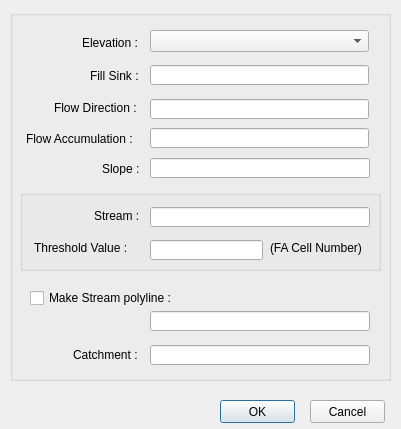
The window that Batch_Processor_dialog_base.ui (drphipps/Drainage) describes before a commit, drawn with Qt 5.
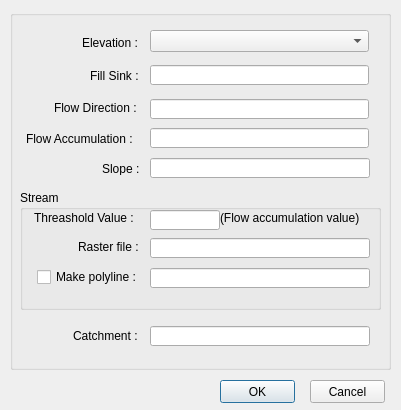
The same window after the commit.

```diff
--- a/Batch_Processor_dialog_base.ui
+++ b/Batch_Processor_dialog_base.ui
@@ -7,7 +7,7 @@
     <x>0</x>
     <y>0</y>
     <width>401</width>
-    <height>429</height>
+    <height>410</height>
    </rect>
   </property>
   <property name="sizePolicy">
@@ -23,7 +23,7 @@
    <property name="geometry">
     <rect>
      <x>220</x>
-     <y>400</y>
+     <y>380</y>
      <width>75</width>
      <height>23</height>
     </rect>
@@ -36,7 +36,7 @@
    <property name="geometry">
     <rect>
      <x>310</x>
-     <y>400</y>
+     <y>380</y>
      <width>75</width>
      <height>23</height>
     </rect>
@@ -51,7 +51,7 @@
      <x>10</x>
      <y>10</y>
      <width>381</width>
-     <height>371</height>
+     <height>360</height>
     </rect>
    </property>
    <property name="title">
@@ -178,18 +178,18 @@
       <x>10</x>
       <y>180</y>
       <width>361</width>
-      <height>81</height>
+      <height>120</height>
      </rect>
     </property>
     <property name="title">
-     <string/>
+     <string>Stream</string>
     </property>
     <widget class="QLineEdit" name="txtCellValue">
      <property name="geometry">
       <rect>
        <x>130</x>
-       <y>50</y>
-       <width>113</width>
+       <y>20</y>
+       <width>70</width>
        <height>20</height>
       </rect>
      </property>
@@ -198,33 +198,33 @@
      <property name="geometry">
       <rect>
        <x>14</x>
-       <y>50</y>
+       <y>20</y>
        <width>120</width>
        <height>16</height>
       </rect>
      </property>
      <property name="text">
-      <string>Threshold Value : </string>
+      <string>Threashold Value : </string>
      </property>
     </widget>
     <widget class="QLabel" name="label_6">
      <property name="geometry">
       <rect>
-       <x>250</x>
-       <y>50</y>
-       <width>101</width>
+       <x>200</x>
+       <y>20</y>
+       <width>150</width>
        <height>16</height>
       </rect>
      </property>
      <property name="text">
-      <string>(FA Cell Number)</string>
+      <string>(Flow accumulation value)</string>
      </property>
     </widget>
     <widget class="QLineEdit" name="txtStream">
      <property name="geometry">
       <rect>
        <x>130</x>
-       <y>17</y>
+       <y>48</y>
        <width>220</width>
        <height>20</height>
       </rect>
@@ -233,16 +233,31 @@
     <widget class="QLabel" name="label_9">
      <property name="geometry">
       <rect>
-       <x>74</x>
-       <y>20</y>
-       <width>56</width>
+       <x>58</x>
+       <y>51</y>
+       <width>70</width>
        <height>12</height>
       </rect>
      </property>
      <property name="text">
-      <string>Stream : </string>
+      <string>Raster file : </string>
      </property>
     </widget>
+    <widget class="QCheckBox" name="chkStream">
+     <property name="enabled">
+      <bool>true</bool>
+     </property>
+     <property name="geometry">
+      <rect>
+       <x>17</x>
+       <y>79</y>
+       <width>110</width>
+       <height>16</height>
+      </rect>
+     </property>
+     <property name="text">
+      <string>Make polyline : </string>
+     </property>
    </widget>
    <widget class="QLineEdit" name="txtStreamVector">
     <property name="enabled">
@@ -250,8 +265,8 @@
     </property>
     <property name="geometry">
      <rect>
-      <x>140</x>
-      <y>301</y>
+       <x>130</x>
+       <y>78</y>
       <width>220</width>
       <height>20</height>
      </rect>
@@ -260,27 +275,12 @@
      <bool>false</bool>
     </property>
    </widget>
-   <widget class="QCheckBox" name="chkStream">
-    <property name="enabled">
-     <bool>true</bool>
-    </property>
-    <property name="geometry">
-     <rect>
-      <x>20</x>
-      <y>280</y>
-      <width>171</width>
-      <height>16</height>
-     </rect>
-    </property>
-    <property name="text">
-     <string>Make Stream polyline : </string>
-    </property>
    </widget>
    <widget class="QLineEdit" name="txtCatchment">
     <property name="geometry">
      <rect>
       <x>140</x>
-      <y>335</y>
+      <y>316</y>
       <width>220</width>
       <height>20</height>
      </rect>
@@ -290,7 +290,7 @@
     <property name="geometry">
      <rect>
       <x>63</x>
-      <y>339</y>
+      <y>320</y>
       <width>80</width>
       <height>12</height>
      </rect>
```
Lines whose indentation alone changed are shown as unchanged.
